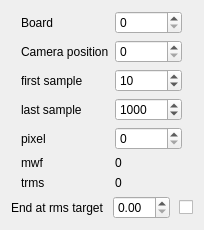
The window that escam/dialogrms.ui (Entwicklungsburo-Stresing/EBST_CAM) describes before a commit, drawn with Qt 5.
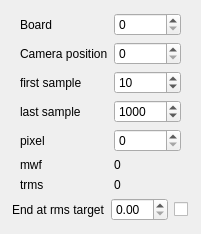
The same window after the commit.

Commit message:
Adapt window spacing
Add horizontal and vertical spacers to the window, to center the content in the window.

What changed in the file:
```diff
--- a/escam/dialogrms.ui
+++ b/escam/dialogrms.ui
@@ -6,14 +6,27 @@
    <rect>
     <x>0</x>
     <y>0</y>
-    <width>204</width>
-    <height>222</height>
+    <width>201</width>
+    <height>234</height>
    </rect>
   </property>
   <property name="windowTitle">
    <string>RMS</string>
   </property>
   <layout class="QVBoxLayout" name="verticalLayout">
+   <item>
+    <spacer name="verticalSpacer_2">
+     <property name="orientation">
+      <enum>Qt::Orientation::Vertical</enum>
+     </property>
+     <property name="sizeHint" stdset="0">
+      <size>
+       <width>20</width>
+       <height>40</height>
+      </size>
+     </property>
+    </spacer>
+   </item>
    <item>
     <layout class="QGridLayout" name="gridLayout">
      <item row="0" column="0">
@@ -159,6 +172,19 @@
    </item>
    <item>
     <layout class="QHBoxLayout" name="horizontalLayout">
+     <item>
+      <spacer name="horizontalSpacer_3">
+       <property name="orientation">
+        <enum>Qt::Orientation::Horizontal</enum>
+       </property>
+       <property name="sizeHint" stdset="0">
+        <size>
+         <width>40</width>
+         <height>20</height>
+        </size>
+       </property>
+      </spacer>
+     </item>
      <item>
       <widget class="QLabel" name="labelRMSTarget">
        <property name="text">
@@ -166,35 +192,9 @@
        </property>
       </widget>
      </item>
-     <item>
-      <spacer name="horizontalSpacer_4">
-       <property name="orientation">
-        <enum>Qt::Orientation::Horizontal</enum>
-       </property>
-       <property name="sizeHint" stdset="0">
-        <size>
-         <width>40</width>
-         <height>20</height>
-        </size>
-       </property>
-      </spacer>
-     </item>
      <item>
       <widget class="QDoubleSpinBox" name="doubleSpinBoxRMSTarget"/>
      </item>
-     <item>
-      <spacer name="horizontalSpacer_3">
-       <property name="orientation">
-        <enum>Qt::Orientation::Horizontal</enum>
-       </property>
-       <property name="sizeHint" stdset="0">
-        <size>
-         <width>40</width>
-         <height>20</height>
-        </size>
-       </property>
-      </spacer>
-     </item>
      <item>
       <widget class="QCheckBox" name="checkBoxTarget">
        <property name="text">
@@ -202,8 +202,34 @@
        </property>
       </widget>
      </item>
+     <item>
+      <spacer name="horizontalSpacer_4">
+       <property name="orientation">
+        <enum>Qt::Orientation::Horizontal</enum>
+       </property>
+       <property name="sizeHint" stdset="0">
+        <size>
+         <width>40</width>
+         <height>20</height>
+        </size>
+       </property>
+      </spacer>
+     </item>
     </layout>
    </item>
+   <item>
+    <spacer name="verticalSpacer">
+     <property name="orientation">
+      <enum>Qt::Orientation::Vertical</enum>
+     </property>
+     <property name="sizeHint" stdset="0">
+      <size>
+       <width>20</width>
+       <height>40</height>
+      </size>
+     </property>
+    </spacer>
+   </item>
   </layout>
  </widget>
  <tabstops>
```
The commit also changes 2 other files.
